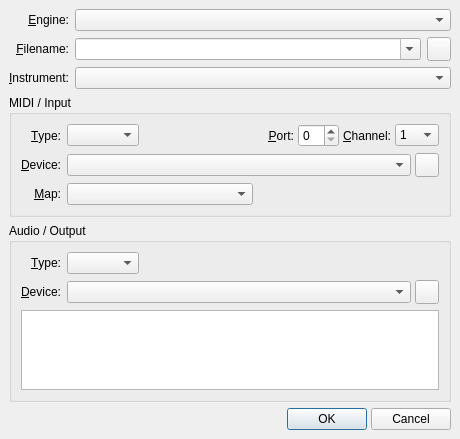
Before: the Qt Designer form src/qsamplerChannelForm.ui in rncbc/qsampler, drawn with Qt 5.
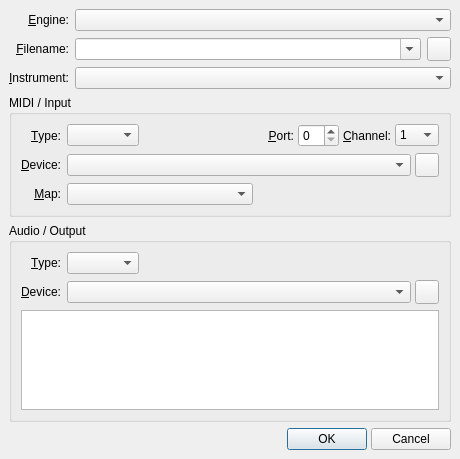
After: the same form once the commit is applied. Icons and pictures are not drawn.

```diff
--- a/src/qsamplerChannelForm.ui
+++ b/src/qsamplerChannelForm.ui
@@ -717,7 +717,7 @@
         <property name="minimumSize" >
          <size>
           <width>320</width>
-          <height>80</height>
+          <height>100</height>
          </size>
         </property>
        </widget>
```
